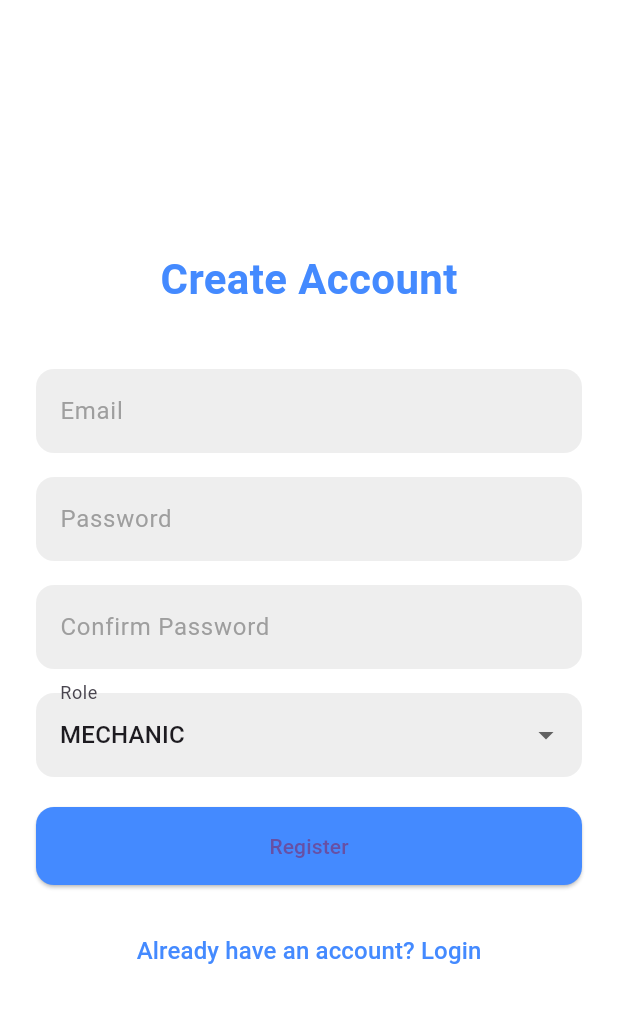
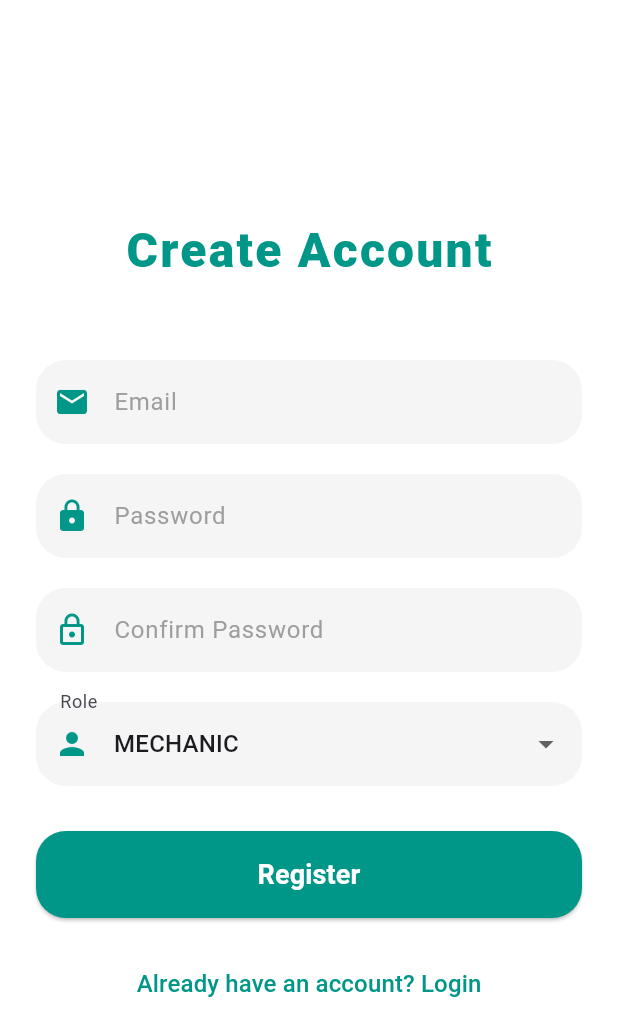
Before and after one commit to abedinjoynul07/ichibanauto, a Flutter app: the screen it shows after launch, after a tap on "Don’t have an account? Register", on a phone screen of 412 x 824 dp. Shown: the top 1036 px of the screen. Run offline on Flutter 3.47's test engine with Material 3 defaults, Android fonts, the light colour scheme and no system bars; our stand-ins replace cloud_firestore, equatable, firebase_auth, firebase_core, flutter_bloc, fluttertoast and 3 more; accounts and stored records are empty.

Commit message:
Login and Registration Page design updated

```diff
--- a/lib/screens/login_screen.dart
+++ b/lib/screens/login_screen.dart
@@ -21,8 +21,9 @@ class AuthScreenState extends State<AuthScreen> {
     return Scaffold(
       backgroundColor: Colors.white,
       body: SafeArea(
-        child: Padding(
-          padding: const EdgeInsets.symmetric(horizontal: 24.0),
+        child: Center(
+          child: SingleChildScrollView(
+            padding: const EdgeInsets.symmetric(horizontal: 24.0, vertical: 16.0),
             child: Column(
               mainAxisAlignment: MainAxisAlignment.center,
               crossAxisAlignment: CrossAxisAlignment.stretch,
@@ -31,43 +32,29 @@ class AuthScreenState extends State<AuthScreen> {
                   child: Text(
                     'Ichiban Auto',
                     style: TextStyle(
-                    fontSize: 28.0,
-                    fontWeight: FontWeight.bold,
-                    color: Colors.blueAccent,
+                      fontSize: 32.0,
+                      fontWeight: FontWeight.w900,
+                      color: Colors.teal,
+                      letterSpacing: 1.5,
                     ),
                   ),
                 ),
-              const SizedBox(height: 40.0),
-              TextField(
+                const SizedBox(height: 50.0),
+                _buildTextField(
+                  label: 'Email',
                   controller: _emailController,
                   keyboardType: TextInputType.emailAddress,
-                decoration: InputDecoration(
-                  labelText: 'Email',
-                  labelStyle: const TextStyle(color: Colors.grey),
-                  filled: true,
-                  fillColor: Colors.grey[200],
-                  border: OutlineInputBorder(
-                    borderRadius: BorderRadius.circular(12),
-                    borderSide: BorderSide.none,
-                  ),
-                ),
-              ),
-              const SizedBox(height: 16.0),
-              TextField(
-                controller: _passwordController,
-                obscureText: true,
-                decoration: InputDecoration(
-                  labelText: 'Password',
-                  labelStyle: const TextStyle(color: Colors.grey),
-                  filled: true,
-                  fillColor: Colors.grey[200],
-                  border: OutlineInputBorder(
-                    borderRadius: BorderRadius.circular(12),
-                    borderSide: BorderSide.none,
-                  ),
-                ),
+                  icon: Icons.email,
+                  isPassword: false,
                 ),
                 const SizedBox(height: 20.0),
+                _buildTextField(
+                  label: 'Password',
+                  controller: _passwordController,
+                  icon: Icons.lock,
+                  isPassword: true,
+                ),
+                const SizedBox(height: 30.0),
                 BlocBuilder<AuthBloc, AuthState>(
                   builder: (context, state) {
                     if (state is AuthLoading) {
@@ -82,19 +69,25 @@ class AuthScreenState extends State<AuthScreen> {
                         );
                       },
                       style: ElevatedButton.styleFrom(
-                      padding: const EdgeInsets.all(16.0),
-                      backgroundColor: Colors.blueAccent,
+                        padding: const EdgeInsets.symmetric(vertical: 16.0),
+                        backgroundColor: Colors.teal,
                         shape: RoundedRectangleBorder(
-                        borderRadius: BorderRadius.circular(12),
+                          borderRadius: BorderRadius.circular(20),
                         ),
                       ),
                       child: const Text(
                         'Login',
-                      style: TextStyle(color: Colors.black),
+                        style: TextStyle(
+                          fontSize: 18,
+                          fontWeight: FontWeight.bold,
+                          color: Colors.white,
+                        ),
                       ),
                     );
                   },
                 ),
+                const SizedBox(height: 20.0),
+                _buildDividerWithText(),
                 const SizedBox(height: 20.0),
                 TextButton(
                   onPressed: () {
@@ -107,8 +100,9 @@ class AuthScreenState extends State<AuthScreen> {
                   child: const Text(
                     'Don’t have an account? Register',
                     style: TextStyle(
-                    color: Colors.blueAccent,
+                      color: Colors.teal,
                       fontSize: 16.0,
+                      fontWeight: FontWeight.w500,
                     ),
                   ),
                 ),
@@ -116,6 +110,59 @@ class AuthScreenState extends State<AuthScreen> {
             ),
           ),
         ),
+      ),
+    );
+  }
+
+  Widget _buildTextField({
+    required String label,
+    required TextEditingController controller,
+    required IconData icon,
+    required bool isPassword,
+    TextInputType keyboardType = TextInputType.text,
+  }) {
+    return TextField(
+      controller: controller,
+      obscureText: isPassword,
+      keyboardType: keyboardType,
+      decoration: InputDecoration(
+        labelText: label,
+        labelStyle: const TextStyle(color: Colors.grey),
+        filled: true,
+        fillColor: Colors.grey[100],
+        prefixIcon: Icon(icon, color: Colors.teal),
+        border: OutlineInputBorder(
+          borderRadius: BorderRadius.circular(20),
+          borderSide: BorderSide.none,
+        ),
+      ),
+    );
+  }
+
+  // Divider with Text Widget
+  Widget _buildDividerWithText() {
+    return Row(
+      children: [
+        Expanded(
+          child: Divider(
+            thickness: 1.0,
+            color: Colors.grey[300],
+          ),
+        ),
+        const Padding(
+          padding: EdgeInsets.symmetric(horizontal: 10.0),
+          child: Text(
+            'OR',
+            style: TextStyle(fontSize: 16, color: Colors.grey),
+          ),
+        ),
+        Expanded(
+          child: Divider(
+            thickness: 1.0,
+            color: Colors.grey[300],
+          ),
+        ),
+      ],
     );
   }
 }
--- a/lib/screens/registration_screen.dart
+++ b/lib/screens/registration_screen.dart
@@ -24,7 +24,8 @@ class RegistrationScreenState extends State<RegistrationScreen> {
     return Scaffold(
       backgroundColor: Colors.white,
       body: SafeArea(
-        child: Padding(
+        child: Center(
+          child: SingleChildScrollView(
             padding: const EdgeInsets.symmetric(horizontal: 24.0),
             child: Column(
               mainAxisAlignment: MainAxisAlignment.center,
@@ -34,61 +35,39 @@ class RegistrationScreenState extends State<RegistrationScreen> {
                   child: Text(
                     'Create Account',
                     style: TextStyle(
-                    fontSize: 28.0,
-                    fontWeight: FontWeight.bold,
-                    color: Colors.blueAccent,
+                      fontSize: 32.0,
+                      fontWeight: FontWeight.w900,
+                      color: Colors.teal,
+                      letterSpacing: 1.5,
                     ),
                   ),
                 ),
-              const SizedBox(height: 40.0),
+                const SizedBox(height: 50.0),
 
-              TextField(
+                _buildTextField(
+                  label: 'Email',
                   controller: _emailController,
                   keyboardType: TextInputType.emailAddress,
-                decoration: InputDecoration(
-                  labelText: 'Email',
-                  labelStyle: const TextStyle(color: Colors.grey),
-                  filled: true,
-                  fillColor: Colors.grey[200],
-                  border: OutlineInputBorder(
-                    borderRadius: BorderRadius.circular(12),
-                    borderSide: BorderSide.none,
+                  icon: Icons.email,
+                  isPassword: false,
                 ),
+                const SizedBox(height: 20.0),
+
+                _buildTextField(
+                  label: 'Password',
+                  controller: _passwordController,
+                  icon: Icons.lock,
+                  isPassword: true,
                 ),
+                const SizedBox(height: 20.0),
+
+                _buildTextField(
+                  label: 'Confirm Password',
+                  controller: _confirmPasswordController,
+                  icon: Icons.lock_outline,
+                  isPassword: true,
                 ),
-              const SizedBox(height: 16.0),
-
-              TextField(
-                controller: _passwordController,
-                obscureText: true,
-                decoration: InputDecoration(
-                  labelText: 'Password',
-                  labelStyle: const TextStyle(color: Colors.grey),
-                  filled: true,
-                  fillColor: Colors.grey[200],
-                  border: OutlineInputBorder(
-                    borderRadius: BorderRadius.circular(12),
-                    borderSide: BorderSide.none,
-                  ),
-                ),
-              ),
-              const SizedBox(height: 16.0),
-
-              TextField(
-                controller: _confirmPasswordController,
-                obscureText: true,
-                decoration: InputDecoration(
-                  labelText: 'Confirm Password',
-                  labelStyle: const TextStyle(color: Colors.grey),
-                  filled: true,
-                  fillColor: Colors.grey[200],
-                  border: OutlineInputBorder(
-                    borderRadius: BorderRadius.circular(12),
-                    borderSide: BorderSide.none,
-                  ),
-                ),
-              ),
-              const SizedBox(height: 16.0),
+                const SizedBox(height: 20.0),
 
                 DropdownButtonFormField<String>(
                   value: _selectedRole,
@@ -106,14 +85,15 @@ class RegistrationScreenState extends State<RegistrationScreen> {
                   decoration: InputDecoration(
                     labelText: 'Role',
                     filled: true,
-                  fillColor: Colors.grey[200],
+                    fillColor: Colors.grey[100],
+                    prefixIcon: const Icon(Icons.person, color: Colors.teal),
                     border: OutlineInputBorder(
-                    borderRadius: BorderRadius.circular(12),
+                      borderRadius: BorderRadius.circular(20),
                       borderSide: BorderSide.none,
                     ),
                   ),
                 ),
-              const SizedBox(height: 20.0),
+                const SizedBox(height: 30.0),
 
                 BlocListener<AuthBloc, AuthState>(
                   listener: (context, state) {
@@ -146,13 +126,20 @@ class RegistrationScreenState extends State<RegistrationScreen> {
                           }
                         },
                         style: ElevatedButton.styleFrom(
-                        padding: const EdgeInsets.all(16.0),
-                        backgroundColor: Colors.blueAccent,
+                          padding: const EdgeInsets.symmetric(vertical: 16.0),
+                          backgroundColor: Colors.teal,
                           shape: RoundedRectangleBorder(
-                          borderRadius: BorderRadius.circular(12),
+                            borderRadius: BorderRadius.circular(20),
                           ),
                         ),
-                      child: const Text('Register'),
+                        child: const Text(
+                          'Register',
+                          style: TextStyle(
+                            fontSize: 18,
+                            fontWeight: FontWeight.bold,
+                            color: Colors.white,
+                          ),
+                        ),
                       );
                     },
                   ),
@@ -166,8 +153,9 @@ class RegistrationScreenState extends State<RegistrationScreen> {
                   child: const Text(
                     'Already have an account? Login',
                     style: TextStyle(
-                    color: Colors.blueAccent,
+                      color: Colors.teal,
                       fontSize: 16.0,
+                      fontWeight: FontWeight.w500,
                     ),
                   ),
                 ),
@@ -175,6 +163,32 @@ class RegistrationScreenState extends State<RegistrationScreen> {
             ),
           ),
         ),
+      ),
+    );
+  }
+
+  Widget _buildTextField({
+    required String label,
+    required TextEditingController controller,
+    required IconData icon,
+    required bool isPassword,
+    TextInputType keyboardType = TextInputType.text,
+  }) {
+    return TextField(
+      controller: controller,
+      obscureText: isPassword,
+      keyboardType: keyboardType,
+      decoration: InputDecoration(
+        labelText: label,
+        labelStyle: const TextStyle(color: Colors.grey),
+        filled: true,
+        fillColor: Colors.grey[100],
+        prefixIcon: Icon(icon, color: Colors.teal),
+        border: OutlineInputBorder(
+          borderRadius: BorderRadius.circular(20),
+          borderSide: BorderSide.none,
+        ),
+      ),
     );
   }
 }
```
Also changed, not shown: pubspec.lock, 1 other file. Lines whose indentation alone changed are shown as unchanged.
